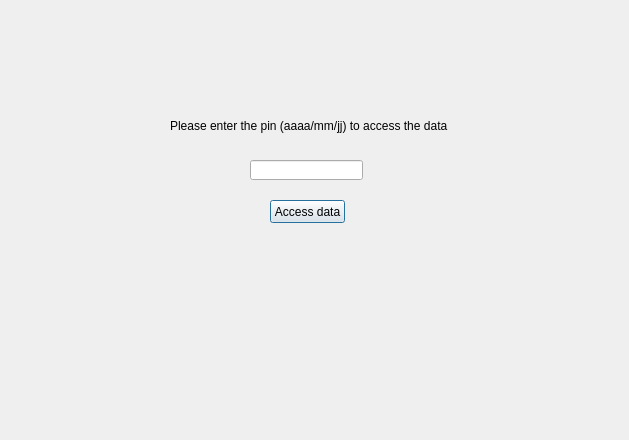
The window that dialogpinaccess.ui (LauraHagege/QTDesignerProject) describes before a commit, drawn with Qt 5.
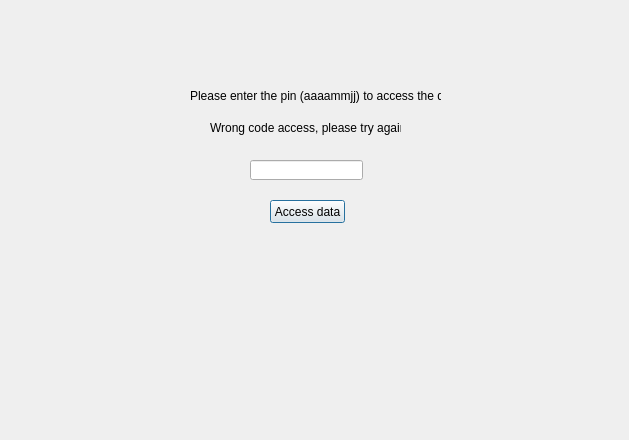
The same window after the commit.

Diff of the .ui file:
```diff
--- a/dialogpinaccess.ui
+++ b/dialogpinaccess.ui
@@ -16,14 +16,14 @@
   <widget class="QLabel" name="label">
    <property name="geometry">
     <rect>
-     <x>170</x>
-     <y>90</y>
-     <width>301</width>
+     <x>190</x>
+     <y>60</y>
+     <width>251</width>
      <height>71</height>
     </rect>
    </property>
    <property name="text">
-    <string>Please enter the pin (aaaa/mm/jj) to access the data</string>
+    <string>Please enter the pin (aaaammjj) to access the data</string>
    </property>
   </widget>
   <widget class="QLineEdit" name="password">
@@ -49,6 +49,19 @@
     <string>Access data</string>
    </property>
   </widget>
+  <widget class="QLabel" name="wrongPin">
+   <property name="geometry">
+    <rect>
+     <x>210</x>
+     <y>120</y>
+     <width>191</width>
+     <height>16</height>
+    </rect>
+   </property>
+   <property name="text">
+    <string>Wrong code access, please try again!</string>
+   </property>
+  </widget>
  </widget>
  <resources/>
  <connections/>
```
